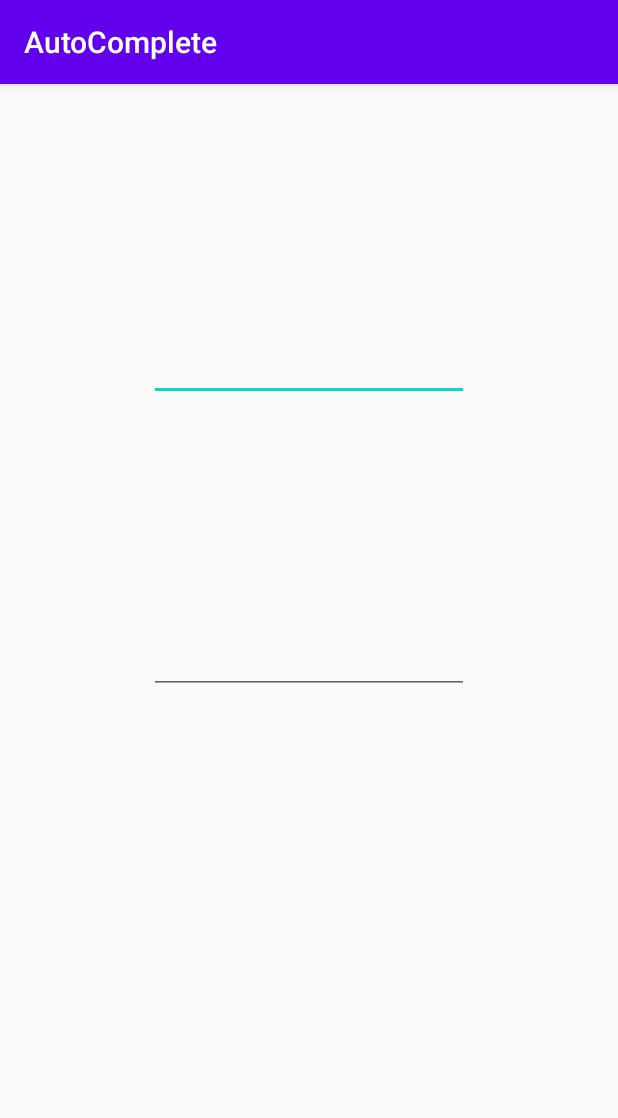
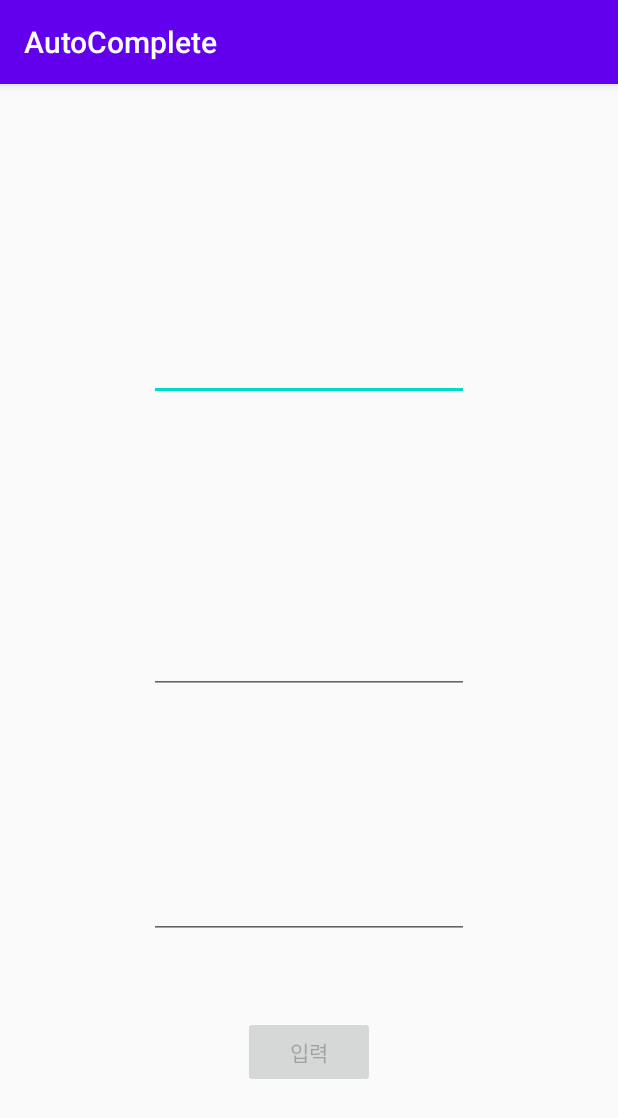
Before and after one commit to KoSangWon/android_kotlin, an Android app: the screen it shows after launch (MainActivity), on a phone screen of 412 x 824 dp. Shown: the top 1118 px of the screen. Run offline under Robolectric (Android 15) with nearby library versions, the phone set to English and light mode, and no system bars.

Commit message:
TextWatcher추가

```diff
--- a/AutoCompleteTextView/app/src/main/java/com/example/autocomplete/MainActivity.kt
+++ b/AutoCompleteTextView/app/src/main/java/com/example/autocomplete/MainActivity.kt
@@ -2,6 +2,8 @@ package com.example.autocomplete
 
 import androidx.appcompat.app.AppCompatActivity
 import android.os.Bundle
+import android.text.Editable
+import android.text.TextWatcher
 import android.widget.ArrayAdapter
 import android.widget.MultiAutoCompleteTextView
 import android.widget.Toast
@@ -15,8 +17,8 @@ class MainActivity : AppCompatActivity() {
             "Armenia", "Aruba", "Autralia", "Austria", "Azerbaijan", "Bahrain",
             "Bangladesh", "Barbades", "Belarus", "Belgium")
 
-    lateinit var adapter:ArrayAdapter<String>;
-    lateinit var countries2:Array<String>;
+    lateinit var adapter:ArrayAdapter<String>
+    //lateinit var countries2:Array<String>//string.xml에 선언한 것 사용할 때 이렇게 선언
 
     override fun onCreate(savedInstanceState: Bundle?) {
         super.onCreate(savedInstanceState)
@@ -25,12 +27,12 @@ class MainActivity : AppCompatActivity() {
     }
 
     fun init(){
-        countries2 = resources.getStringArray(R.array.countries_array)
+        //countries2 = resources.getStringArray(R.array.countries_array)//string.xml에서 선언한 거 사용할 때 써줘야함
         adapter = ArrayAdapter(
                 this,
                 android.R.layout.simple_dropdown_item_1line,
-                //countries//위에서 선언한 거 불러오기
-                countries2//string.xml에서 불러오기
+                countries//위에서 선언한 거 불러오기
+                //countries2//string.xml에서 불러오기
         )
         autoCompleteTextView.setAdapter(adapter)
         autoCompleteTextView.setOnItemClickListener { parent, view, position, id ->
@@ -40,5 +42,28 @@ class MainActivity : AppCompatActivity() {
 
         multiAutoCompleteTextView.setAdapter(adapter)
         multiAutoCompleteTextView.setTokenizer(MultiAutoCompleteTextView.CommaTokenizer())
+
+        editText.addTextChangedListener(object :TextWatcher{
+            override fun afterTextChanged(s: Editable?) {
+                val str = s.toString()
+                inputBtn.isEnabled = str.isNotEmpty()//str에 값이 존재할 때 true로 바꿔줌. 버튼 활성화시킴.
+                //TODO("Not yet implemented")
+            }
+
+            override fun beforeTextChanged(s: CharSequence?, start: Int, count: Int, after: Int) {
+                //TODO("Not yet implemented")
+            }
+
+            override fun onTextChanged(s: CharSequence?, start: Int, before: Int, count: Int) {
+                //TODO("Not yet implemented")
+            }
+        })
+
+        //버튼을 만들어줬으니 Listener를 달아줘야한다.
+        inputBtn.setOnClickListener {
+            adapter.add(editText.text.toString())//countries배열(mutable)에 추가
+            adapter.notifyDataSetChanged()//list에 해당하는 내용들이 갱신된다.
+            editText.text.clear()//editText에 적혀있는 내용은 지우고 싶다.
+        }
     }
 }
--- a/AutoCompleteTextView/app/src/main/res/layout/activity_main.xml
+++ b/AutoCompleteTextView/app/src/main/res/layout/activity_main.xml
@@ -29,4 +29,26 @@
         app:layout_constraintEnd_toEndOf="parent"
         app:layout_constraintStart_toStartOf="parent"
         app:layout_constraintTop_toTopOf="parent" />
+
+    <EditText
+        android:id="@+id/editText"
+        android:layout_width="wrap_content"
+        android:layout_height="wrap_content"
+        android:layout_marginBottom="198dp"
+        android:ems="10"
+        android:inputType="textPersonName"
+        app:layout_constraintBottom_toBottomOf="parent"
+        app:layout_constraintEnd_toEndOf="parent"
+        app:layout_constraintStart_toStartOf="parent" />
+
+    <Button
+        android:id="@+id/inputBtn"
+        android:layout_width="wrap_content"
+        android:layout_height="wrap_content"
+        android:layout_marginTop="51dp"
+        android:enabled="false"
+        android:text="입력"
+        app:layout_constraintEnd_toEndOf="parent"
+        app:layout_constraintStart_toStartOf="parent"
+        app:layout_constraintTop_toBottomOf="@+id/editText" />
 </androidx.constraintlayout.widget.ConstraintLayout>
```
Also changed, not shown: NameCard/app/src/main/res/mipmap-xxhdpi/myicon.png (added).
